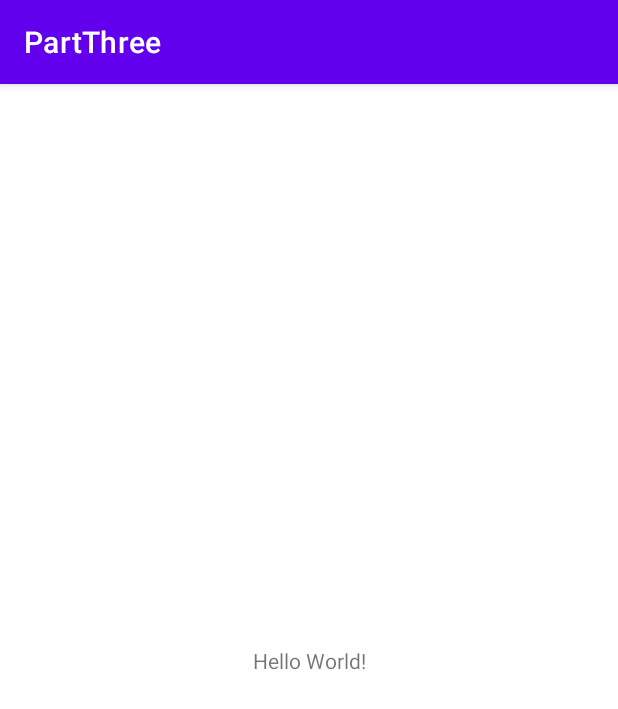
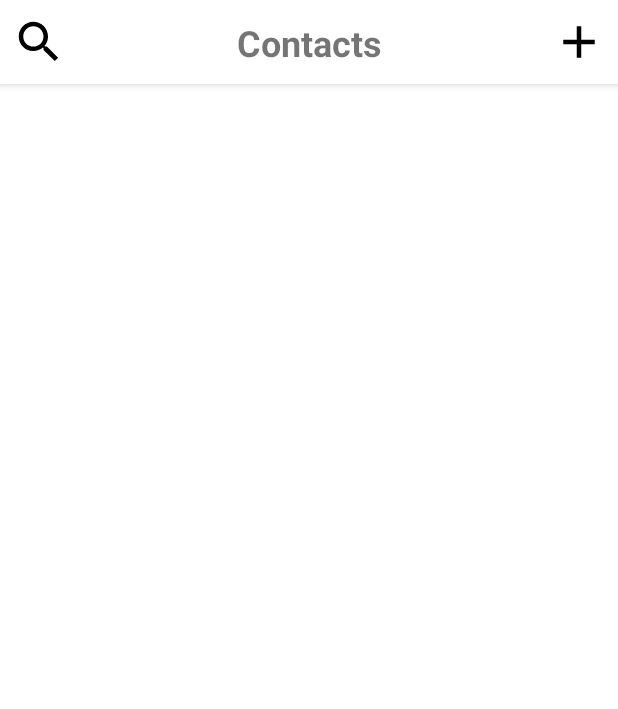
Before and after one commit to superdiazzz/PartTwo, an Android app: the screen it shows after launch (MainActivity before the commit, ScreenOneActivity after it), on a phone screen of 412 x 824 dp. Shown: the top 709 px of the screen. Run offline under Robolectric (Android 15) with nearby library versions, the phone set to English and light mode, and no system bars; our stand-ins replace Timber; libraries missing offline, so code that uses them is left out: org.kodein.di.

```diff
--- a/app/build.gradle
+++ b/app/build.gradle
@@ -5,12 +5,12 @@ plugins {
 
 android {
     namespace 'mobile.android.partthree'
-    compileSdk 32
+    compileSdk 33
 
     defaultConfig {
         applicationId "mobile.android.partthree"
         minSdk 21
-        targetSdk 32
+        targetSdk 33
         versionCode 1
         versionName "1.0"
 
@@ -30,6 +30,10 @@ android {
     kotlinOptions {
         jvmTarget = '1.8'
     }
+
+    buildFeatures{
+        viewBinding = true
+    }
 }
 
 dependencies {
@@ -41,4 +45,21 @@ dependencies {
     testImplementation 'junit:junit:4.13.2'
     androidTestImplementation 'androidx.test.ext:junit:1.1.5'
     androidTestImplementation 'androidx.test.espresso:espresso-core:3.5.1'
+
+
+    implementation 'de.hdodenhof:circleimageview:3.1.0'
+
+
+    implementation 'com.jakewharton.timber:timber:4.7.1'
+    implementation 'androidx.multidex:multidex:2.0.1'
+    implementation "androidx.lifecycle:lifecycle-viewmodel-ktx:2.5.1"
+    implementation 'androidx.fragment:fragment-ktx:1.5.6'
+
+    // Kodein Dependency Injection
+    implementation 'org.kodein.di:kodein-di-framework-android-x:7.2.0'
+
+    // COROUTINES
+    implementation 'org.jetbrains.kotlinx:kotlinx-coroutines-core:1.6.4'
+    implementation 'org.jetbrains.kotlinx:kotlinx-coroutines-android:1.6.4'
+    implementation 'com.jakewharton.retrofit:retrofit2-kotlin-coroutines-adapter:0.9.2'
 }
--- a/app/src/main/AndroidManifest.xml
+++ b/app/src/main/AndroidManifest.xml
@@ -2,7 +2,11 @@
 <manifest xmlns:android="http://schemas.android.com/apk/res/android"
     xmlns:tools="http://schemas.android.com/tools">
 
+    <uses-permission android:name="android.permission.INTERNET" />
+    <uses-permission android:name="android.permission.ACCESS_NETWORK_STATE" />
+
     <application
+        android:name=".MyApplication"
         android:allowBackup="true"
         android:dataExtractionRules="@xml/data_extraction_rules"
         android:fullBackupContent="@xml/backup_rules"
@@ -13,7 +17,14 @@
         android:theme="@style/Theme.PartThree"
         tools:targetApi="31">
         <activity
-            android:name=".MainActivity"
+            android:name=".ScreenTwoActivity"
+            android:exported="false">
+            <meta-data
+                android:name="android.app.lib_name"
+                android:value="" />
+        </activity>
+        <activity
+            android:name=".ScreenOneActivity"
             android:exported="true">
             <intent-filter>
                 <action android:name="android.intent.action.MAIN" />
--- /dev/null
+++ b/app/src/main/java/mobile/android/partthree/MyApplication.kt
@@ -0,0 +1,28 @@
+package mobile.android.partthree
+
+import androidx.appcompat.app.AppCompatDelegate
+import androidx.multidex.MultiDexApplication
+import org.kodein.di.DI
+import org.kodein.di.DIAware
+import org.kodein.di.android.x.androidXModule
+import timber.log.Timber
+
+class MyApplication : MultiDexApplication(), DIAware{
+
+    override val di by DI.lazy {
+        import(androidXModule(this@MyApplication))
+    }
+
+    init {
+        AppCompatDelegate.setCompatVectorFromResourcesEnabled(true)
+    }
+
+    override fun onCreate() {
+        super.onCreate()
+
+        // Init Timber Log
+        if (BuildConfig.DEBUG) {
+            Timber.plant(Timber.DebugTree())
+        }
+    }
+}
--- /dev/null
+++ b/app/src/main/java/mobile/android/partthree/ScreenOneActivity.kt
@@ -0,0 +1,11 @@
+package mobile.android.partthree
+
+import androidx.appcompat.app.AppCompatActivity
+import android.os.Bundle
+
+class ScreenOneActivity : AppCompatActivity() {
+    override fun onCreate(savedInstanceState: Bundle?) {
+        super.onCreate(savedInstanceState)
+        setContentView(R.layout.activity_screen_one)
+    }
+}
--- a/app/src/main/java/mobile/android/partthree/MainActivity.kt
+++ b/app/src/main/java/mobile/android/partthree/ScreenTwoActivity.kt
@@ -3,9 +3,9 @@ package mobile.android.partthree
 import androidx.appcompat.app.AppCompatActivity
 import android.os.Bundle
 
-class MainActivity : AppCompatActivity() {
+class ScreenTwoActivity : AppCompatActivity() {
     override fun onCreate(savedInstanceState: Bundle?) {
         super.onCreate(savedInstanceState)
-        setContentView(R.layout.activity_main)
+        setContentView(R.layout.activity_screen_two)
     }
 }
--- /dev/null
+++ b/app/src/main/res/drawable/ic_baseline_add_24.xml
@@ -0,0 +1,5 @@
+<vector android:height="24dp" android:tint="#000000"
+    android:viewportHeight="24" android:viewportWidth="24"
+    android:width="24dp" xmlns:android="http://schemas.android.com/apk/res/android">
+    <path android:fillColor="@android:color/white" android:pathData="M19,13h-6v6h-2v-6H5v-2h6V5h2v6h6v2z"/>
+</vector>
--- /dev/null
+++ b/app/src/main/res/drawable/ic_baseline_search_24.xml
@@ -0,0 +1,5 @@
+<vector android:height="24dp" android:tint="#000000"
+    android:viewportHeight="24" android:viewportWidth="24"
+    android:width="24dp" xmlns:android="http://schemas.android.com/apk/res/android">
+    <path android:fillColor="@android:color/white" android:pathData="M15.5,14h-0.79l-0.28,-0.27C15.41,12.59 16,11.11 16,9.5 16,5.91 13.09,3 9.5,3S3,5.91 3,9.5 5.91,16 9.5,16c1.61,0 3.09,-0.59 4.23,-1.57l0.27,0.28v0.79l5,4.99L20.49,19l-4.99,-5zM9.5,14C7.01,14 5,11.99 5,9.5S7.01,5 9.5,5 14,7.01 14,9.5 11.99,14 9.5,14z"/>
+</vector>
--- /dev/null
+++ b/app/src/main/res/layout/activity_screen_one.xml
@@ -0,0 +1,28 @@
+<?xml version="1.0" encoding="utf-8"?>
+<androidx.coordinatorlayout.widget.CoordinatorLayout xmlns:android="http://schemas.android.com/apk/res/android"
+    xmlns:app="http://schemas.android.com/apk/res-auto"
+    xmlns:tools="http://schemas.android.com/tools"
+    android:layout_width="match_parent"
+    android:layout_height="match_parent"
+    android:background="@color/white"
+    tools:context=".ScreenOneActivity">
+
+    <LinearLayout
+        android:layout_width="match_parent"
+        android:layout_height="match_parent"
+        android:orientation="vertical">
+
+        <com.google.android.material.appbar.AppBarLayout
+            android:layout_width="match_parent"
+            android:layout_height="wrap_content">
+
+            <include
+                layout="@layout/layout_header"/>
+
+        </com.google.android.material.appbar.AppBarLayout>
+
+
+    </LinearLayout>
+
+
+</androidx.coordinatorlayout.widget.CoordinatorLayout>
--- a/app/src/main/res/layout/activity_main.xml
+++ b/app/src/main/res/layout/activity_screen_two.xml
@@ -4,15 +4,6 @@
     xmlns:tools="http://schemas.android.com/tools"
     android:layout_width="match_parent"
     android:layout_height="match_parent"
-    tools:context=".MainActivity">
-
-    <TextView
-        android:layout_width="wrap_content"
-        android:layout_height="wrap_content"
-        android:text="Hello World!"
-        app:layout_constraintBottom_toBottomOf="parent"
-        app:layout_constraintEnd_toEndOf="parent"
-        app:layout_constraintStart_toStartOf="parent"
-        app:layout_constraintTop_toTopOf="parent" />
+    tools:context=".ScreenTwoActivity">
 
 </androidx.constraintlayout.widget.ConstraintLayout>
--- /dev/null
+++ b/app/src/main/res/layout/layout_header.xml
@@ -0,0 +1,42 @@
+<?xml version="1.0" encoding="utf-8"?>
+<androidx.constraintlayout.widget.ConstraintLayout xmlns:android="http://schemas.android.com/apk/res/android"
+    android:layout_width="match_parent"
+    android:layout_height="?attr/actionBarSize"
+    xmlns:app="http://schemas.android.com/apk/res-auto"
+    android:background="@color/white"
+    app:layout_scrollFlags="scroll|enterAlways">
+
+    <ImageView
+        android:id="@+id/imageView"
+        android:layout_width="36dp"
+        android:layout_height="36dp"
+        android:layout_marginStart="8dp"
+        app:layout_constraintBottom_toBottomOf="parent"
+        app:layout_constraintStart_toStartOf="parent"
+        app:layout_constraintTop_toTopOf="parent"
+        app:srcCompat="@drawable/ic_baseline_search_24" />
+
+    <ImageView
+        android:id="@+id/imageView2"
+        android:layout_width="36dp"
+        android:layout_height="36dp"
+        android:layout_marginEnd="8dp"
+        app:layout_constraintBottom_toBottomOf="parent"
+        app:layout_constraintEnd_toEndOf="parent"
+        app:layout_constraintTop_toTopOf="parent"
+        app:srcCompat="@drawable/ic_baseline_add_24" />
+
+    <TextView
+        android:layout_width="wrap_content"
+        android:layout_height="wrap_content"
+        android:text="Contacts"
+        android:textSize="24sp"
+        android:textStyle="bold"
+        app:layout_constraintBottom_toBottomOf="parent"
+        app:layout_constraintEnd_toStartOf="@+id/imageView2"
+        app:layout_constraintStart_toEndOf="@+id/imageView"
+        app:layout_constraintTop_toTopOf="parent" />
+
+
+
+</androidx.constraintlayout.widget.ConstraintLayout>
--- a/app/src/main/res/values/themes.xml
+++ b/app/src/main/res/values/themes.xml
@@ -1,6 +1,6 @@
 <resources xmlns:tools="http://schemas.android.com/tools">
     <!-- Base application theme. -->
-    <style name="Theme.PartThree" parent="Theme.MaterialComponents.DayNight.DarkActionBar">
+    <style name="Theme.PartThree" parent="Theme.MaterialComponents.DayNight.NoActionBar">
         <!-- Primary brand color. -->
         <item name="colorPrimary">@color/purple_500</item>
         <item name="colorPrimaryVariant">@color/purple_700</item>
```
